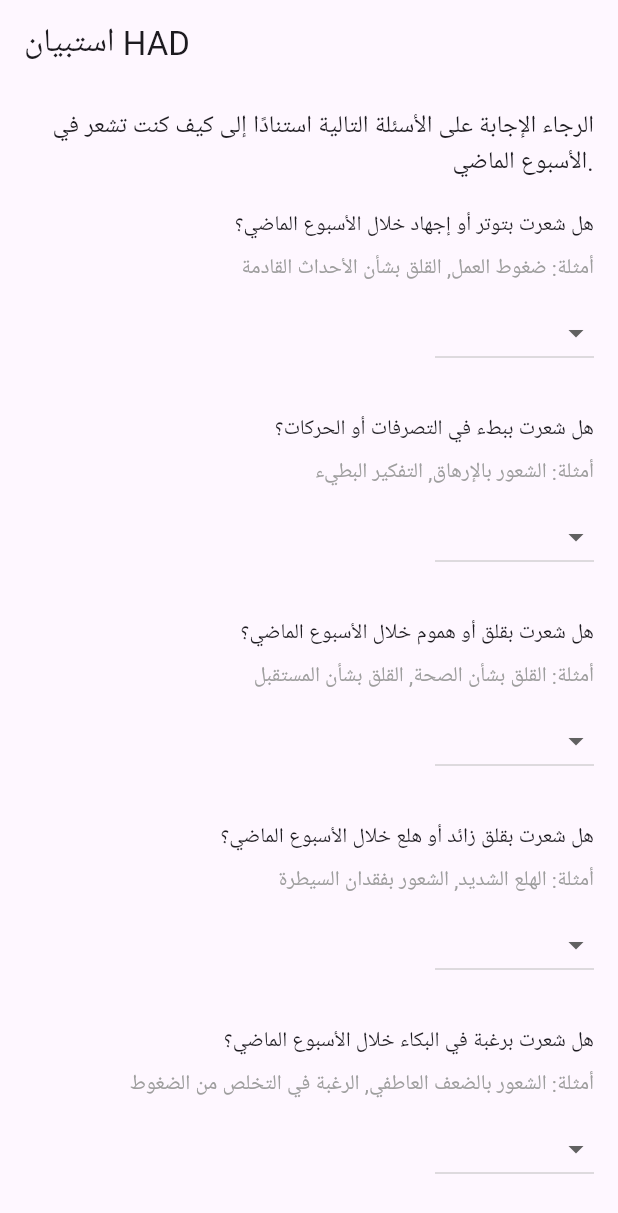
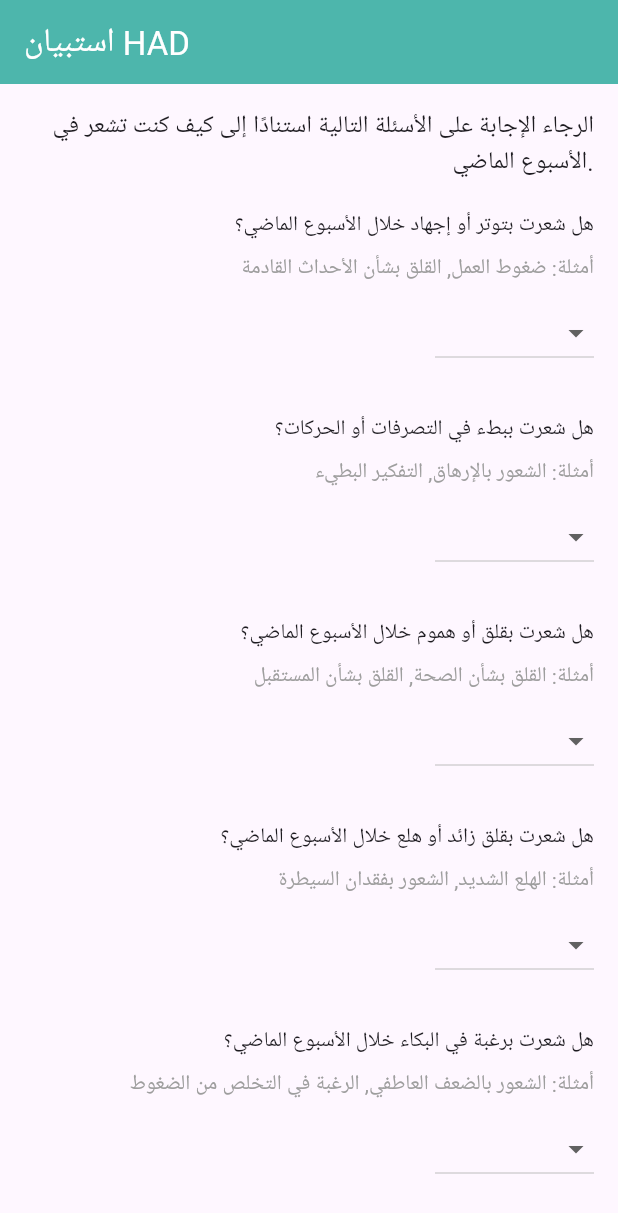
Before and after one commit to melekbadreddine/wellbeing-guide, a Flutter app: the MyForm screen opened directly, on a phone screen of 412 x 824 dp. Shown: the top 1213 px of the screen. Run offline on Flutter 3.47's test engine with Material 3 defaults, Android fonts, the phone set to English and light mode, and no system bars; our stand-ins replace cloud_firestore, firebase_auth, firebase_core, flutter_screenutil, hexcolor, shared_preferences and 1 more; missing offline and left inert: dialog_flowtter; accounts and stored records are empty.

Commit message:
formulaire

```diff
--- a/lib/screens/formulaire.dart
+++ b/lib/screens/formulaire.dart
@@ -37,7 +37,14 @@ class _MyFormState extends State<MyForm> {
   Widget build(BuildContext context) {
     return Scaffold(
       appBar: AppBar(
-        title: const Text('استبيان HAD'),
+        title: const Text(
+          'استبيان HAD',
+          style: TextStyle(
+            color: Colors.white, // Change text color to cyan
+          ),
+        ),
+        backgroundColor: Colors.teal[300],
+        iconTheme: IconThemeData(color: Colors.white), // Change back arrow color to cyan
       ),
       body: Padding(
         padding: const EdgeInsets.all(16.0),
@@ -101,6 +108,9 @@ class _MyFormState extends State<MyForm> {
                   setState(() {});
                   await saveFormDataToFirestore();
                 },
+                style: ElevatedButton.styleFrom(
+                  primary: Colors.teal[300], // Change the color to teal[300]
+                ),
                 child: const Text('التالي'),
               ),
               const SizedBox(height: 20),
```
